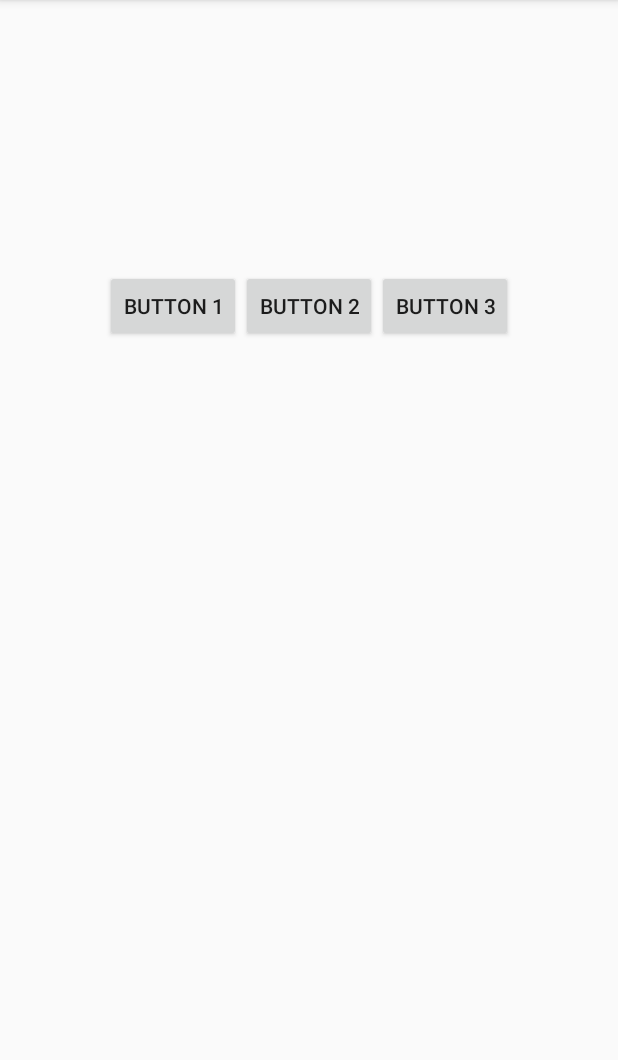
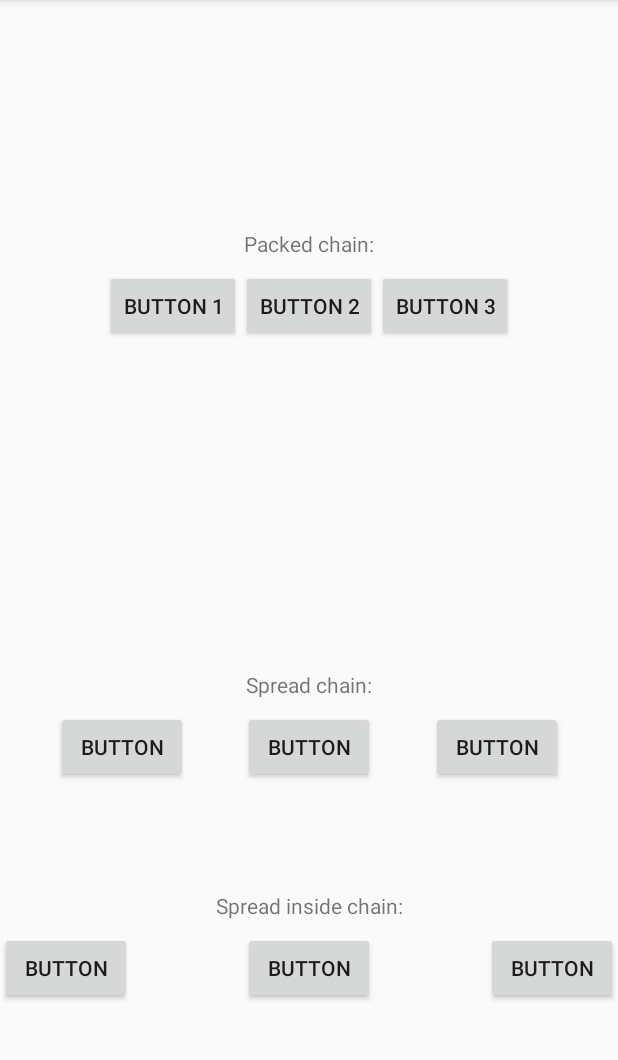
Before and after one commit to EGecius/ConstraintsLayout_Demo, an Android app: the ChainActivity screen opened directly, with no data from a screen before it, on a phone screen of 412 x 824 dp, the part 84-1144 px from its top. Run offline under Robolectric (Android 15) with nearby library versions, the phone set to English and light mode, and no system bars.

Commit message:
add chains: 1) spread & 2) spread inside

```diff
--- a/app/src/main/res/layout/activity_chain.xml
+++ b/app/src/main/res/layout/activity_chain.xml
@@ -2,9 +2,17 @@
 <androidx.constraintlayout.widget.ConstraintLayout
         xmlns:android="http://schemas.android.com/apk/res/android"
         xmlns:app="http://schemas.android.com/apk/res-auto"
-        android:layout_width="match_parent"
+        xmlns:tools="http://schemas.android.com/tools" android:layout_width="match_parent"
         android:layout_height="match_parent">
 
+
+    <TextView
+            android:text="Packed chain:"
+            android:layout_width="wrap_content"
+            android:layout_height="wrap_content"
+            android:id="@+id/textView3" android:layout_marginBottom="8dp"
+            app:layout_constraintBottom_toTopOf="@+id/button" app:layout_constraintStart_toStartOf="parent"
+            app:layout_constraintHorizontal_bias="0.5" app:layout_constraintEnd_toEndOf="parent"/>
 
     <Button
             android:text="Button 1"
@@ -30,5 +38,66 @@
             app:layout_constraintStart_toEndOf="@+id/button2" app:layout_constraintHorizontal_bias="0.5"
             app:layout_constraintEnd_toEndOf="parent"
             app:layout_constraintBaseline_toBaselineOf="@+id/button"/>
+    <Button
+            android:text="Button"
+            android:layout_width="wrap_content"
+            android:layout_height="wrap_content"
+            android:id="@+id/button4" app:layout_constraintStart_toStartOf="parent"
+            app:layout_constraintHorizontal_bias="0.5" app:layout_constraintEnd_toStartOf="@+id/button5"
+            app:layout_constraintBottom_toBottomOf="parent" app:layout_constraintTop_toBottomOf="@+id/button"/>
+    <Button
+            android:text="Button"
+            android:layout_width="wrap_content"
+            android:layout_height="wrap_content"
+            android:id="@+id/button5"
+            app:layout_constraintStart_toEndOf="@+id/button4" app:layout_constraintHorizontal_bias="0.5"
+            app:layout_constraintEnd_toStartOf="@+id/button7" app:layout_constraintBottom_toBottomOf="parent"
+            app:layout_constraintTop_toBottomOf="@+id/button2"/>
+    <Button
+            android:text="Button"
+            android:layout_width="wrap_content"
+            android:layout_height="wrap_content"
+            android:id="@+id/button7"
+            app:layout_constraintStart_toEndOf="@+id/button5" app:layout_constraintHorizontal_bias="0.5"
+            app:layout_constraintEnd_toEndOf="parent" app:layout_constraintBottom_toBottomOf="parent"
+            app:layout_constraintTop_toBottomOf="@+id/button3"/>
+    <TextView
+            android:text="Spread chain:"
+            android:layout_width="wrap_content"
+            android:layout_height="wrap_content"
+            android:id="@+id/textView7" android:layout_marginBottom="8dp"
+            app:layout_constraintBottom_toTopOf="@+id/button5" app:layout_constraintStart_toStartOf="parent"
+            app:layout_constraintHorizontal_bias="0.5" app:layout_constraintEnd_toEndOf="parent"/>
+    <Button
+            android:text="Button"
+            android:layout_width="wrap_content"
+            android:layout_height="wrap_content"
+            android:id="@+id/button8" app:layout_constraintStart_toStartOf="parent"
+            app:layout_constraintHorizontal_bias="0.5" app:layout_constraintEnd_toStartOf="@+id/button9"
+            app:layout_constraintHorizontal_chainStyle="spread_inside"
+            app:layout_constraintTop_toBottomOf="@+id/button4"
+            app:layout_constraintBottom_toBottomOf="parent"/>
+    <Button
+            android:text="Button"
+            android:layout_width="wrap_content"
+            android:layout_height="wrap_content"
+            android:id="@+id/button9"
+            app:layout_constraintStart_toEndOf="@+id/button8" app:layout_constraintHorizontal_bias="0.5"
+            app:layout_constraintEnd_toStartOf="@+id/button10"
+            app:layout_constraintBaseline_toBaselineOf="@+id/button8"/>
+    <Button
+            android:text="Button"
+            android:layout_width="wrap_content"
+            android:layout_height="wrap_content"
+            android:id="@+id/button10" app:layout_constraintStart_toEndOf="@+id/button9"
+            app:layout_constraintHorizontal_bias="0.5" app:layout_constraintEnd_toEndOf="parent"
+            app:layout_constraintBaseline_toBaselineOf="@+id/button8"/>
+    <TextView
+            android:text="Spread inside chain:"
+            android:layout_width="wrap_content"
+            android:layout_height="wrap_content"
+            android:id="@+id/textView9" app:layout_constraintStart_toStartOf="parent"
+            app:layout_constraintHorizontal_bias="0.5" app:layout_constraintEnd_toEndOf="parent"
+            android:layout_marginBottom="8dp" app:layout_constraintBottom_toTopOf="@+id/button9"/>
 
 </androidx.constraintlayout.widget.ConstraintLayout>
```
